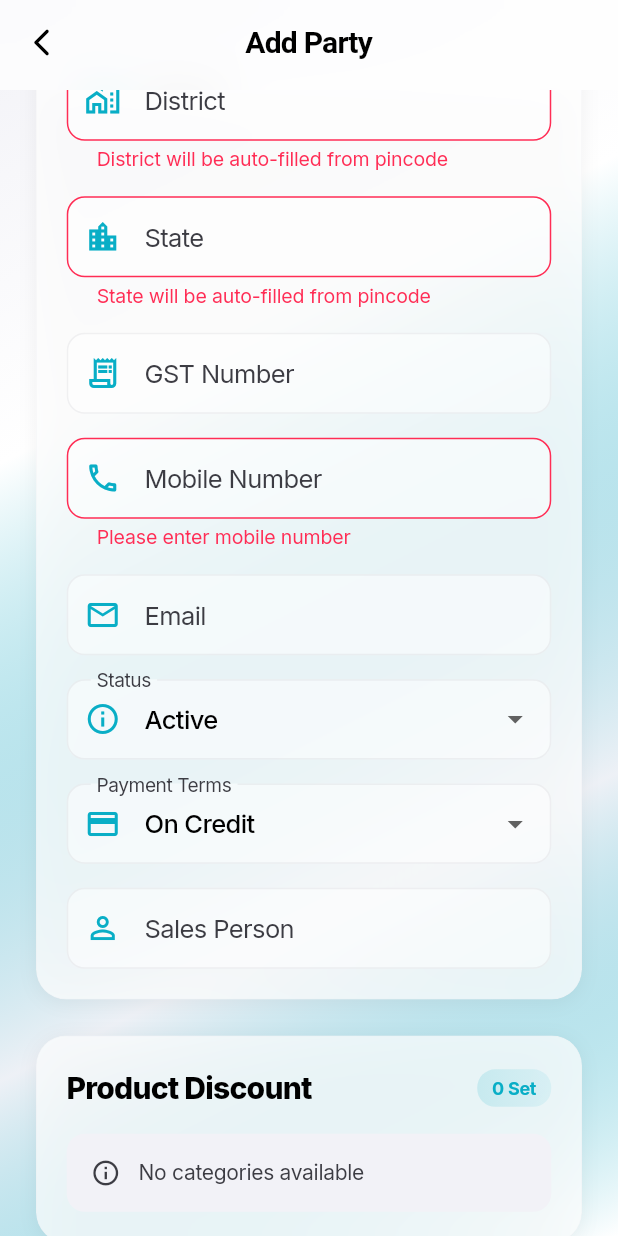
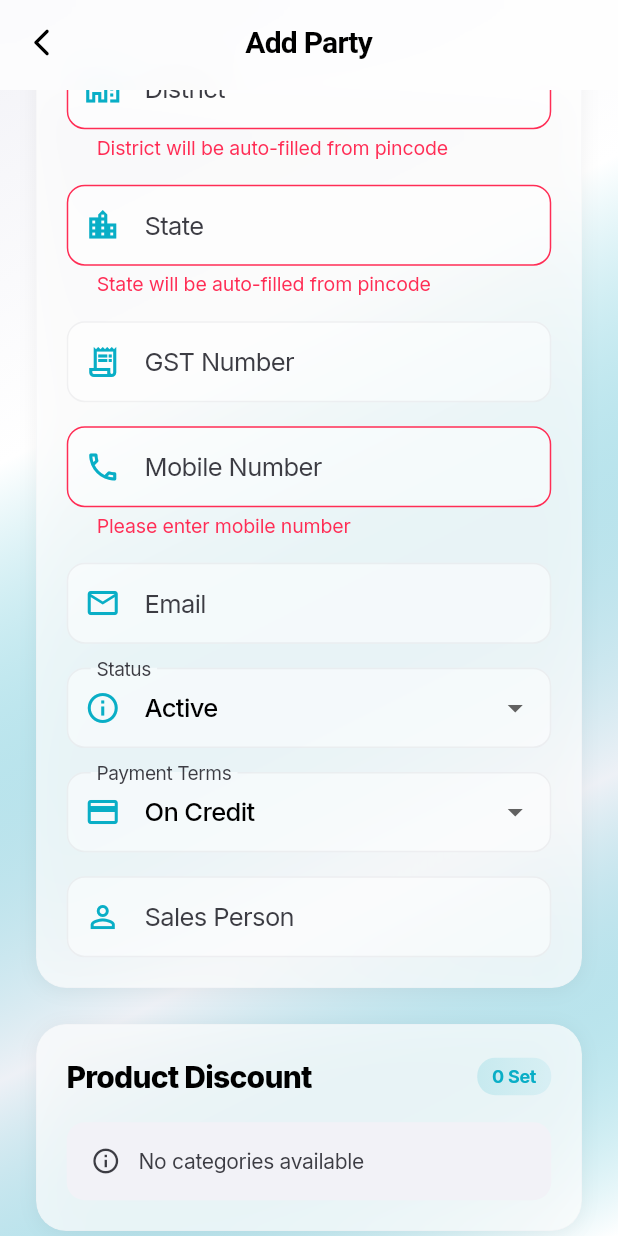
Before and after one commit to raman04-byte/dev, a Flutter app: the AddPartyPage screen opened by its route, scrolled down 576 dp, after a tap on "Save Party", on a phone screen of 412 x 824 dp. Run offline on Flutter 3.47's test engine with Material 3 defaults, Android fonts, the phone set to English and light mode, and no system bars; our stand-ins replace appwrite, google_fonts, hive, hive_flutter, image_picker, share_plus and 2 more; missing offline and left inert: syncfusion_flutter_pdf, syncfusion_flutter_pdfviewer; accounts and stored records are empty; network calls fail; statements that could not run were skipped.

Commit message:
feat: enhance party management with edit functionality and UI adjustments

```diff
--- a/lib/app.dart
+++ b/lib/app.dart
@@ -63,7 +63,10 @@ class MyApp extends StatelessWidget {
           case AppRoutes.crm:
             return MaterialPageRoute(builder: (_) => const CrmPage());
           case AppRoutes.addParty:
-            return MaterialPageRoute(builder: (_) => const AddPartyPage());
+            return MaterialPageRoute(
+              builder: (_) => const AddPartyPage(),
+              settings: settings,
+            );
           case AppRoutes.allParties:
             return MaterialPageRoute(builder: (_) => const AllPartiesPage());
           default:
--- a/lib/features/crm/presentation/pages/add_party_page.dart
+++ b/lib/features/crm/presentation/pages/add_party_page.dart
@@ -39,10 +39,41 @@ class _AddPartyPageState extends State<AddPartyPage> {
   String _selectedStatus = 'Active';
   String _selectedPaymentTerms = 'On Credit';
 
+  PartyModel? _editingParty;
+  bool get _isEditing => _editingParty != null;
+
   @override
   void initState() {
     super.initState();
     _loadCategories();
+  }
+
+  @override
+  void didChangeDependencies() {
+    super.didChangeDependencies();
+
+    // Get party from route arguments if editing
+    final party = ModalRoute.of(context)?.settings.arguments as PartyModel?;
+    if (party != null && _editingParty == null) {
+      _editingParty = party;
+      _populateFields(party);
+    }
+  }
+
+  void _populateFields(PartyModel party) {
+    _nameController.text = party.name;
+    _addressController.text = party.address;
+    _pincodeController.text = party.pincode;
+    _districtController.text = party.district;
+    _stateController.text = party.state;
+    _gstNoController.text = party.gstNo;
+    _mobileController.text = party.mobileNumber;
+    _emailController.text = party.email;
+    _salesPersonController.text = party.salesPerson;
+    _selectedStatus = party.status;
+    _selectedPaymentTerms = party.paymentTerms;
+    _productDiscounts.clear();
+    _productDiscounts.addAll(party.productDiscounts);
   }
 
   @override
@@ -134,6 +165,7 @@ class _AddPartyPageState extends State<AddPartyPage> {
 
     try {
       final party = PartyModel(
+        id: _editingParty?.id,
         name: _nameController.text.trim(),
         address: _addressController.text.trim(),
         pincode: _pincodeController.text.trim(),
@@ -146,14 +178,24 @@ class _AddPartyPageState extends State<AddPartyPage> {
         status: _selectedStatus,
         paymentTerms: _selectedPaymentTerms,
         salesPerson: _salesPersonController.text.trim(),
+        createdAt: _editingParty?.createdAt,
+        updatedAt: DateTime.now(),
       );
 
-      await _repository.createParty(party);
+      if (_isEditing && _editingParty!.id != null) {
+        await _repository.updateParty(_editingParty!.id!, party);
+      } else {
+        await _repository.createParty(party);
+      }
 
       if (mounted) {
         ScaffoldMessenger.of(context).showSnackBar(
-          const SnackBar(
-            content: Text('Party added successfully'),
+          SnackBar(
+            content: Text(
+              _isEditing
+                  ? 'Party updated successfully'
+                  : 'Party added successfully',
+            ),
             backgroundColor: AppColors.accentGreen,
           ),
         );
@@ -193,9 +235,9 @@ class _AddPartyPageState extends State<AddPartyPage> {
                 color: AppColors.textPrimary,
                 onPressed: () => Navigator.of(context).pop(),
               ),
-              title: const Text(
-                'Add Party',
-                style: TextStyle(
+              title: Text(
+                _isEditing ? 'Edit Party' : 'Add Party',
+                style: const TextStyle(
                   color: AppColors.textPrimary,
                   fontSize: 20,
                   fontWeight: FontWeight.w700,
@@ -224,7 +266,7 @@ class _AddPartyPageState extends State<AddPartyPage> {
           child: Form(
             key: _formKey,
             child: ListView(
-              padding: const EdgeInsets.fromLTRB(24, 80, 24, 24),
+              padding: const EdgeInsets.fromLTRB(24, 10, 24, 24),
               children: [
                 Glassmorphism.card(
                   blur: 15,
@@ -629,9 +671,9 @@ class _AddPartyPageState extends State<AddPartyPage> {
                                   strokeWidth: 2,
                                 ),
                               )
-                            : const Text(
-                                'Save Party',
-                                style: TextStyle(
+                            : Text(
+                                _isEditing ? 'Update Party' : 'Save Party',
+                                style: const TextStyle(
                                   color: Colors.white,
                                   fontSize: 18,
                                   fontWeight: FontWeight.w700,
--- a/lib/features/crm/presentation/pages/crm_page.dart
+++ b/lib/features/crm/presentation/pages/crm_page.dart
@@ -55,7 +55,7 @@ class CrmPage extends StatelessWidget {
         ),
         child: SafeArea(
           child: Padding(
-            padding: const EdgeInsets.fromLTRB(24, 80, 24, 24),
+            padding: const EdgeInsets.fromLTRB(24, 10, 24, 24),
             child: Column(
               crossAxisAlignment: CrossAxisAlignment.start,
               children: [
```
Also changed, not shown: lib/features/crm/data/repositories/party_repository_impl.dart (+28 -17 lines), lib/features/crm/presentation/pages/all_parties_page.dart (+22 -0 lines).
